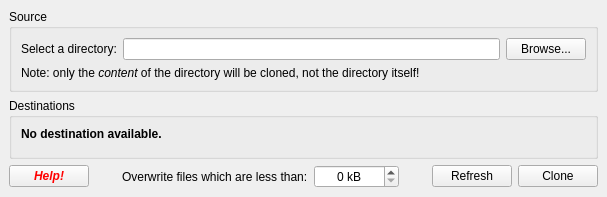
This is MainWindow.ui in Folco68/4LN as Qt 5 draws it before an edit. The edited form follows.
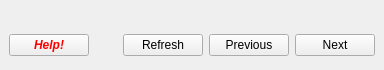
This is the edited form. Icons and pictures are not drawn. Custom widgets are drawn as their Qt base class.

Commit message: - Revamped UI. Use now a wizard-like approach - First distribution to BGY for testing purpose - Better handling of MainWindow a

Patch:
```diff
--- a/MainWindow.ui
+++ b/MainWindow.ui
@@ -6,80 +6,27 @@
    <rect>
     <x>0</x>
     <y>0</y>
-    <width>607</width>
-    <height>194</height>
+    <width>384</width>
+    <height>70</height>
    </rect>
   </property>
   <widget class="QWidget" name="centralwidget">
    <layout class="QVBoxLayout" name="verticalLayout">
     <item>
-     <widget class="SourceBox" name="BoxSource">
-      <property name="acceptDrops">
-       <bool>true</bool>
+     <spacer name="VSpacerMain">
+      <property name="orientation">
+       <enum>Qt::Vertical</enum>
       </property>
-      <property name="title">
-       <string>Source</string>
+      <property name="sizeType">
+       <enum>QSizePolicy::Fixed</enum>
       </property>
-      <layout class="QVBoxLayout" name="verticalLayout_2">
-       <item>
-        <layout class="QHBoxLayout" name="HLayoutSource">
-         <item>
-          <widget class="QLabel" name="LabelDirectory">
-           <property name="text">
-            <string>Select a directory:</string>
-           </property>
-          </widget>
-         </item>
-         <item>
-          <widget class="QLineEdit" name="EditDirectory">
-           <property name="readOnly">
-            <bool>true</bool>
-           </property>
-          </widget>
-         </item>
-         <item>
-          <widget class="QPushButton" name="ButtonBrowse">
-           <property name="text">
-            <string>Browse...</string>
-           </property>
-          </widget>
-         </item>
-        </layout>
-       </item>
-       <item>
-        <widget class="QLabel" name="LabelNote">
-         <property name="text">
-          <string>Note: only the &lt;i&gt;content&lt;/i&gt; of the directory will be cloned, not the directory itself!</string>
-         </property>
-        </widget>
-       </item>
-      </layout>
-     </widget>
-    </item>
-    <item>
-     <widget class="QGroupBox" name="BoxDestination">
-      <property name="title">
-       <string>Destinations</string>
+      <property name="sizeHint" stdset="0">
+       <size>
+        <width>20</width>
+        <height>20</height>
+       </size>
       </property>
-      <layout class="QVBoxLayout" name="verticalLayout_3">
-       <item>
-        <widget class="QLabel" name="LabelNoDestination">
-         <property name="font">
-          <font>
-           <weight>75</weight>
-           <bold>true</bold>
-          </font>
-         </property>
-         <property name="text">
-          <string>No destination available.</string>
-         </property>
-        </widget>
-       </item>
-       <item>
-        <widget class="QWidget" name="DestinationWidget" native="true"/>
-       </item>
-      </layout>
-     </widget>
+     </spacer>
     </item>
     <item>
      <layout class="QHBoxLayout" name="HLayoutButtons">
@@ -88,24 +35,6 @@
         <property name="palette">
          <palette>
           <active>
-           <colorrole role="WindowText">
-            <brush brushstyle="SolidPattern">
-             <color alpha="255">
-              <red>0</red>
-              <green>0</green>
-              <blue>0</blue>
-             </color>
-            </brush>
-           </colorrole>
-           <colorrole role="Text">
-            <brush brushstyle="SolidPattern">
-             <color alpha="255">
-              <red>0</red>
-              <green>0</green>
-              <blue>0</blue>
-             </color>
-            </brush>
-           </colorrole>
            <colorrole role="ButtonText">
             <brush brushstyle="SolidPattern">
              <color alpha="255">
@@ -115,35 +44,8 @@
              </color>
             </brush>
            </colorrole>
-           <colorrole role="PlaceholderText">
-            <brush brushstyle="SolidPattern">
-             <color alpha="128">
-              <red>0</red>
-              <green>0</green>
-              <blue>0</blue>
-             </color>
-            </brush>
-           </colorrole>
           </active>
           <inactive>
-           <colorrole role="WindowText">
-            <brush brushstyle="SolidPattern">
-             <color alpha="255">
-              <red>0</red>
-              <green>0</green>
-              <blue>0</blue>
-             </color>
-            </brush>
-           </colorrole>
-           <colorrole role="Text">
-            <brush brushstyle="SolidPattern">
-             <color alpha="255">
-              <red>0</red>
-              <green>0</green>
-              <blue>0</blue>
-             </color>
-            </brush>
-           </colorrole>
            <colorrole role="ButtonText">
             <brush brushstyle="SolidPattern">
              <color alpha="255">
@@ -153,50 +55,14 @@
              </color>
             </brush>
            </colorrole>
-           <colorrole role="PlaceholderText">
-            <brush brushstyle="SolidPattern">
-             <color alpha="128">
-              <red>0</red>
-              <green>0</green>
-              <blue>0</blue>
-             </color>
-            </brush>
-           </colorrole>
           </inactive>
           <disabled>
-           <colorrole role="WindowText">
-            <brush brushstyle="SolidPattern">
-             <color alpha="255">
-              <red>255</red>
-              <green>255</green>
-              <blue>0</blue>
-             </color>
-            </brush>
-           </colorrole>
-           <colorrole role="Text">
-            <brush brushstyle="SolidPattern">
-             <color alpha="255">
-              <red>255</red>
-              <green>255</green>
-              <blue>0</blue>
-             </color>
-            </brush>
-           </colorrole>
            <colorrole role="ButtonText">
             <brush brushstyle="SolidPattern">
              <color alpha="255">
-              <red>255</red>
-              <green>255</green>
-              <blue>0</blue>
-             </color>
-            </brush>
-           </colorrole>
-           <colorrole role="PlaceholderText">
-            <brush brushstyle="SolidPattern">
-             <color alpha="128">
-              <red>0</red>
-              <green>0</green>
-              <blue>0</blue>
+              <red>120</red>
+              <green>120</green>
+              <blue>120</blue>
              </color>
             </brush>
            </colorrole>
@@ -215,42 +81,6 @@
         </property>
        </widget>
       </item>
-      <item>
-       <spacer name="HSpacerButtons2">
-        <property name="orientation">
-         <enum>Qt::Horizontal</enum>
-        </property>
-        <property name="sizeHint" stdset="0">
-         <size>
-          <width>40</width>
-          <height>20</height>
-         </size>
-        </property>
-       </spacer>
-      </item>
-      <item>
-       <widget class="QLabel" name="LabelOverwriteSize">
-        <property name="text">
-         <string>Overwrite files which are less than:</string>
-        </property>
-       </widget>
-      </item>
-      <item>
-       <widget class="QSpinBox" name="SpinboxOverwriteSize">
-        <property name="alignment">
-         <set>Qt::AlignCenter</set>
-        </property>
-        <property name="suffix">
-         <string> kB</string>
-        </property>
-        <property name="maximum">
-         <number>1000000</number>
-        </property>
-        <property name="singleStep">
-         <number>1000</number>
-        </property>
-       </widget>
-      </item>
       <item>
        <spacer name="HSpacerButtons">
         <property name="orientation">
@@ -274,7 +104,22 @@
       <item>
        <widget class="QPushButton" name="ButtonClone">
         <property name="text">
-         <string>Clone</string>
+         <string>Previous</string>
+        </property>
+        <property name="icon">
+         <iconset resource="Pictures.qrc">
+          <normaloff>:/pic/LeftArrow.png</normaloff>:/pic/LeftArrow.png</iconset>
+        </property>
+       </widget>
+      </item>
+      <item>
+       <widget class="QPushButton" name="ButtonNext">
+        <property name="text">
+         <string>Next</string>
+        </property>
+        <property name="icon">
+         <iconset resource="Pictures.qrc">
+          <normaloff>:/pic/RightArrow.png</normaloff>:/pic/RightArrow.png</iconset>
         </property>
        </widget>
       </item>
@@ -283,14 +128,8 @@
    </layout>
   </widget>
  </widget>
- <customwidgets>
-  <customwidget>
-   <class>SourceBox</class>
-   <extends>QGroupBox</extends>
-   <header>SourceBox.hpp</header>
-   <container>1</container>
-  </customwidget>
- </customwidgets>
- <resources/>
+ <resources>
+  <include location="Pictures.qrc"/>
+ </resources>
  <connections/>
 </ui>
```
Left out of the diff: 6 changed lines with no effect on the pictures. The commit also changes 27 other files.
